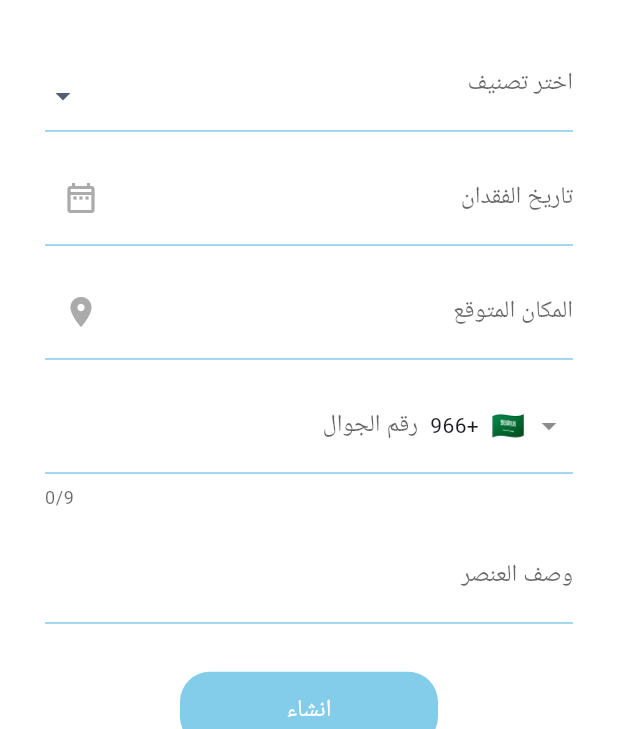
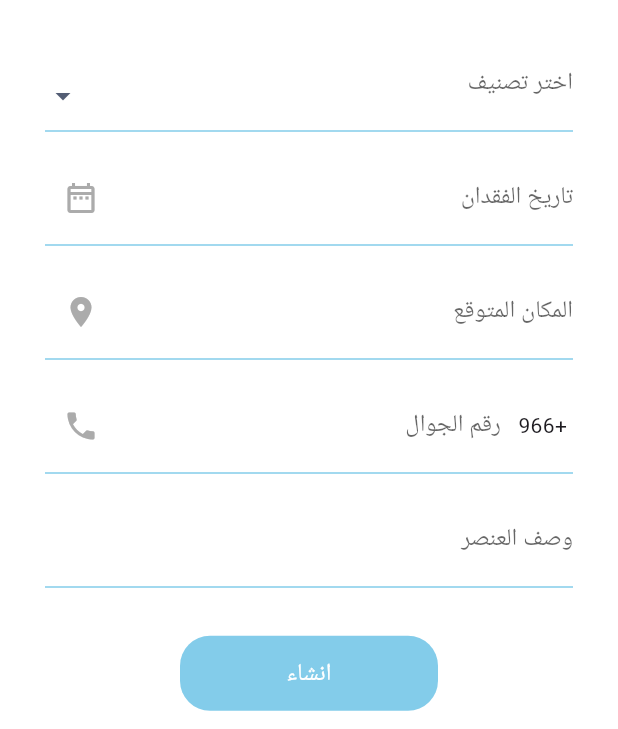
Before and after one commit to sabreenmb/senior_project, a Flutter app: the AddLostItemScreen screen opened directly, on a phone screen of 412 x 824 dp, the part 507-1236 px from its top. Run offline on Flutter 3.47's test engine with Material 3 defaults, Android fonts, the phone set to English and light mode, and no system bars; drawn by our look-alikes of intl_phone_field; our stand-ins replace dropdown_button2, firebase_auth, firebase_core, firebase_storage, flutter_svg, google_fonts and 1 more; accounts and stored records are empty; Roboto replaces fonts that are missing (Almarai).

Commit message:
Edit Phone Number, Edit menu theme, push and replecment from services to lost , Manar

```diff
--- a/lib/interface/AddLostItemScreen.dart
+++ b/lib/interface/AddLostItemScreen.dart
@@ -4,13 +4,12 @@ import 'dart:io';
 import 'package:firebase_storage/firebase_storage.dart';
 import 'package:flutter/material.dart';
 import 'package:flutter/services.dart';
-//import 'package:senior_project/interface/LostAndFoundScreen.dart';
 import 'package:http/http.dart' as http;
 import 'package:image_picker/image_picker.dart';
 import 'package:intl/intl.dart';
 
 import 'package:dropdown_button2/dropdown_button2.dart';
-import 'package:intl_phone_number_input/intl_phone_number_input.dart';
+import 'package:intl_phone_field/country_picker_dialog.dart';
 import 'package:intl_phone_field/intl_phone_field.dart';
 
 import '../constant.dart';
@@ -40,10 +39,6 @@ class _AddLostItemScreenState extends State<AddLostItemScreen> {
   TextEditingController dateInput = TextEditingController();
   String uniqueFileName = DateTime.now().millisecondsSinceEpoch.toString();
   final _formKey = GlobalKey<FormState>();
-  // final TextEditingController controller = TextEditingController();
-  // String initialCountry = 'SA';
-  // PhoneNumber number = PhoneNumber(isoCode: 'SA');
-
   Future<void> _selectDate(BuildContext context) async {
     DateTime currentDate = _selectedDate;
     DateTime? picked = await showDatePicker(
@@ -136,14 +131,11 @@ class _AddLostItemScreenState extends State<AddLostItemScreen> {
       return;
     }
     Navigator.pop(context);
-    // Navigator.pushReplacement(context,
-    //     MaterialPageRoute(builder: (context) => LostAndFoundScreen()));
   }
 
   @override
   Widget build(BuildContext context) {
     double screenWidth = MediaQuery.of(context).size.width;
-    final numericRegex = RegExp(r'^[0-9]+$');
     return Scaffold(
       resizeToAvoidBottomInset: true,
       backgroundColor: CustomColors.pink,
@@ -154,9 +146,6 @@ class _AddLostItemScreenState extends State<AddLostItemScreen> {
           icon: const Icon(Icons.arrow_back_ios, color: CustomColors.white),
           onPressed: () {
             Navigator.pop(context);
-
-            // Navigator.pushReplacement(context,
-            //     MaterialPageRoute(builder: (context) => LostAndFoundScreen()));
           },
         ),
         title: Text("انشاء اعلان مفقود", style: TextStyles.heading1),
@@ -374,64 +363,19 @@ class _AddLostItemScreenState extends State<AddLostItemScreen> {
                             },
                             autovalidateMode:
                                 AutovalidateMode.onUserInteraction,
-                            // onChanged: (value) {
-                            //   setState(() {
-                            //     _selectedLocation = value;
-                            //   });
-                            // },
                             onSaved: (value) {
                               lostItemReport.expectedPlace = value;
                             },
                           ),
                           //Phone
-                          // const SizedBox(height: 12.0),
-                          // InternationalPhoneNumberInput(
-                          //   selectorConfig: const SelectorConfig(
-                          //     selectorType: PhoneInputSelectorType.BOTTOM_SHEET,
-                          //     showFlags: false,
-                          //     leadingPadding:
-                          //         CircularProgressIndicator.strokeAlignCenter,
-                          //   ),
-                          //   locale: _selectedCategory,
-                          //   inputDecoration: const InputDecoration(
-                          //     labelText: 'رقم الجوال',
-                          //     focusedBorder: UnderlineInputBorder(
-                          //       borderSide: BorderSide(
-                          //         color: CustomColors.lightBlue,
-                          //       ),
-                          //     ),
-                          //     enabledBorder: UnderlineInputBorder(
-                          //       borderSide: BorderSide(
-                          //         color: CustomColors.lightBlue,
-                          //       ),
-                          //     ),
-                          //   ),
-                          //   textAlignVertical: TextAlignVertical.top,
-                          //   keyboardType: TextInputType.phone,
-                          //   validator: (phone) {
-                          //     if (phone == null) {
-                          //       return 'الرجاء تعبئة الحقل';
-                          //     } else if (phone.toString().startsWith('9')) {
-                          //       return "رقم الجوال يجب أن يبدأ بـ 5";
-                          //     }
-                          //   },
-                          //   autoValidateMode:
-                          //       AutovalidateMode.onUserInteraction,
-                          //   onSaved: (phone) {
-                          //     lostItemReport.expectedPlace = phone.toString();
-                          //   },
-                          //   onInputChanged: (PhoneNumber value) {
-                          //     print(value.phoneNumber);
-                          //   },
-                          // ),
                           const SizedBox(height: 12.0),
                           IntlPhoneField(
                             decoration: const InputDecoration(
                               labelText: 'رقم الجوال',
-                              // suffixIcon: Icon(
-                              //   Icons.phone,
-                              //   color: CustomColors.lightGrey,
-                              // ),
+                              suffixIcon: Icon(
+                                Icons.phone,
+                                color: CustomColors.lightGrey,
+                              ),
                               focusedBorder: UnderlineInputBorder(
                                 borderSide: BorderSide(
                                   color: CustomColors.lightBlue,
@@ -443,31 +387,42 @@ class _AddLostItemScreenState extends State<AddLostItemScreen> {
                                 ),
                               ),
                             ),
-                            textAlignVertical: TextAlignVertical.top,
                             languageCode: 'ar',
                             initialCountryCode: 'SA',
                             onChanged: (phone) {
                               print(phone.completeNumber);
-                              print("pooo0000p");
-                              print(phone);
                             },
+                            pickerDialogStyle: PickerDialogStyle(
+                              searchFieldInputDecoration: const InputDecoration(
+                                labelText: 'ابحث عن الدولة',
+                                icon: Icon(Icons.search),
+                              ),
+                            ),
+                            disableLengthCheck: true,
+                            showDropdownIcon: false,
+                            showCountryFlag: false,
                             keyboardType: TextInputType.number,
                             inputFormatters: [
                               FilteringTextInputFormatter.digitsOnly,
                             ],
+                            flagsButtonMargin: EdgeInsets.all(0),
+                            textAlign: TextAlign.right,
                             validator: (phone) {
                               if (phone == null) {
-                                return 'الرجاء تعبئة الحقل';
-                              } else if (phone.toString().startsWith('9')) {
+                                return "الرجاء تعبئة الحقل";
+                              } else if (phone.number.length != 9) {
+                                return 'رقم الجوال يجب أن يتكون من 9 أرقام';
+                              } else if (phone.number.substring(0, 1) != '5') {
                                 return "رقم الجوال يجب أن يبدأ بـ 5";
                               }
+                              return '';
                             },
                             autovalidateMode:
                                 AutovalidateMode.onUserInteraction,
                             onSaved: (phone) {
-                              print(phone!.countryCode + phone!.number);
                               lostItemReport.phoneNumber =
-                                  phone!.countryCode + phone!.number;
+                                  phone!.countryCode.substring(0, 1) +
+                                      phone.number;
                             },
                           ),
                           //Description
@@ -495,11 +450,6 @@ class _AddLostItemScreenState extends State<AddLostItemScreen> {
                             },
                             autovalidateMode:
                                 AutovalidateMode.onUserInteraction,
-                            // onChanged: (value) {
-                            //   setState(() {
-                            //     _description = value;
-                            //   });
-                            // },
                             onSaved: (value) {
                               lostItemReport.desription = value;
                             },
--- a/lib/interface/ServicesScreen.dart
+++ b/lib/interface/ServicesScreen.dart
@@ -46,6 +46,7 @@ class _ServisesState extends State<ServisesScreen> {
         elevation: 0,
         title: Text("الخدمات", style: TextStyles.heading1),
         centerTitle: false,
+        iconTheme: const IconThemeData(color: CustomColors.darkGrey),
       ),
       endDrawer: SideDrawer(),
       bottomNavigationBar: BottomAppBar(
--- a/lib/widgets/ServiceCard.dart
+++ b/lib/widgets/ServiceCard.dart
@@ -16,7 +16,7 @@ class ServiceCard extends StatelessWidget {
     return InkWell(
       onTap: () {
         if (i == 0) {
-          Navigator.push(
+          Navigator.pushReplacement(
               context,
               MaterialPageRoute(
                   builder: (context) => const LostAndFoundScreen()));
```
